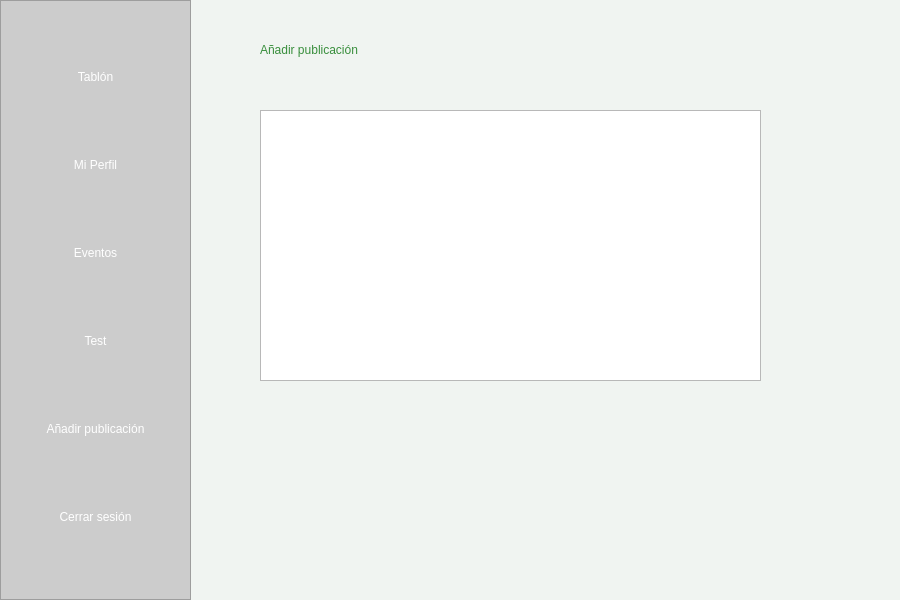
Before: the Qt Designer form src/vista/Ui/AñadirPublicación.ui in encinaa/LodzConnect, drawn with Qt 5.
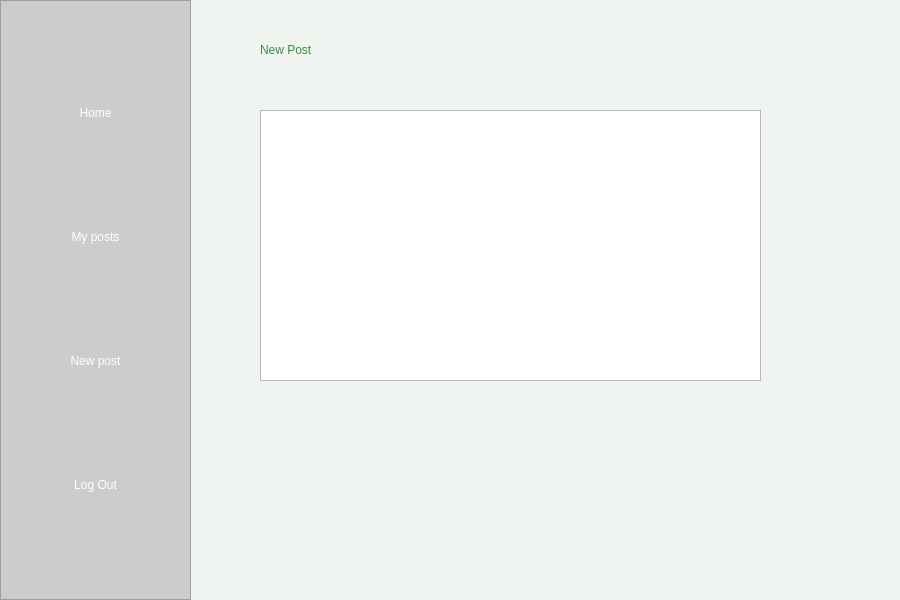
After: the same form once the commit is applied. Icons and pictures are not drawn.

The edit to the form file:
```diff
--- a/src/vista/Ui/AñadirPublicación.ui
+++ b/src/vista/Ui/AñadirPublicación.ui
@@ -59,19 +59,7 @@
       }</string>
        </property>
        <property name="text">
-        <string>Tablón</string>
-       </property>
-      </widget>
-     </item>
-     <item>
-      <widget class="QPushButton" name="BotonMiPerfil">
-       <property name="styleSheet">
-        <string notr="true">      QPushButton:hover {
-        background-color: #388e3c;
-      }</string>
-       </property>
-       <property name="text">
-        <string>Mi Perfil</string>
+        <string>Home</string>
        </property>
       </widget>
      </item>
@@ -83,20 +71,7 @@
       }</string>
        </property>
        <property name="text">
-        <string>Eventos</string>
-       </property>
-      </widget>
-     </item>
-     <item>
-      <widget class="QPushButton" name="BotonTest">
-       <property name="styleSheet">
-        <string notr="true">
-      QPushButton:hover {
-        background-color: #388e3c;
-      }</string>
-       </property>
-       <property name="text">
-        <string>Test</string>
+        <string>My posts</string>
        </property>
       </widget>
      </item>
@@ -108,7 +83,7 @@
       }</string>
        </property>
        <property name="text">
-        <string>Añadir publicación</string>
+        <string>New post</string>
        </property>
       </widget>
      </item>
@@ -120,7 +95,7 @@
       }</string>
        </property>
        <property name="text">
-        <string>Cerrar sesión</string>
+        <string>Log Out</string>
        </property>
       </widget>
      </item>
@@ -139,7 +114,7 @@
      <string notr="true">font: 18pt &quot;Century&quot;; color: #388e3c;</string>
     </property>
     <property name="text">
-     <string>Añadir publicación</string>
+     <string>New Post</string>
     </property>
    </widget>
    <widget class="QTextBrowser" name="textBrowser">
```
